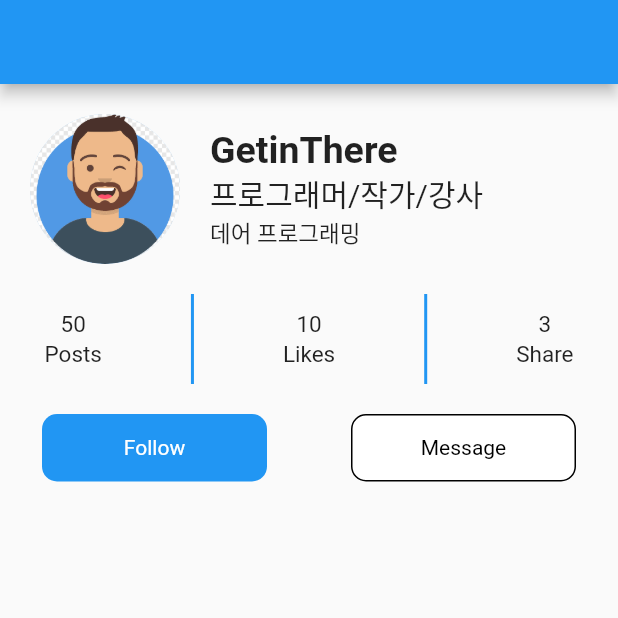
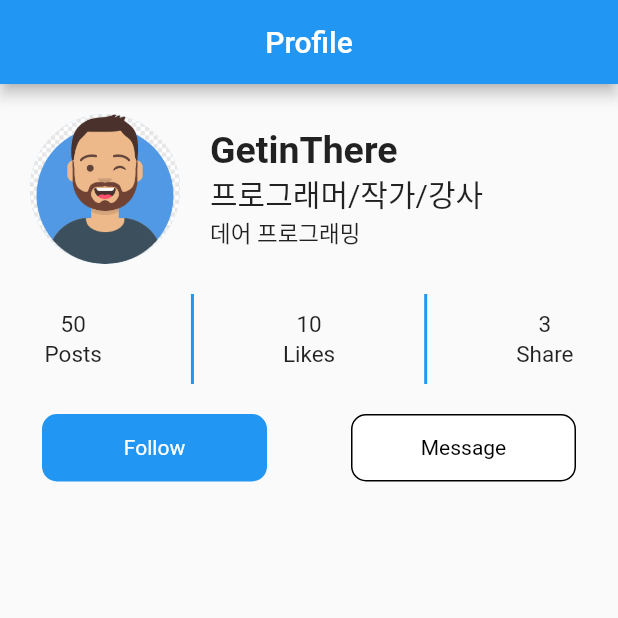
Before and after one commit to whitetigerlouis/Flutter, a Flutter app: the screen it shows after launch, on a phone screen of 412 x 824 dp, the top half of it. Run offline on Flutter 3.47's test engine with Material 2 defaults, Android fonts, the phone set to English and light mode, and no system bars.

Commit message:
Update main.dart

```diff
--- a/Flutter_UI/06_flutter_profile/lib/main.dart
+++ b/Flutter_UI/06_flutter_profile/lib/main.dart
@@ -14,6 +14,7 @@ class MyApp extends StatelessWidget {
   @override
   Widget build(BuildContext context) {
     return MaterialApp(
+      debugShowCheckedModeBanner: false,
       theme: theme(),
       home: ProfilePage(),
     );
@@ -41,7 +42,11 @@ class ProfilePage extends StatelessWidget {
     );
   }
 
-  AppBar _buildProfileAppBar(){
-    return AppBar();
+  AppBar _buildProfileAppBar() {
+    return AppBar(
+      leading: Icon(Icons.arrow_back_ios),
+      title: Text("Profile"),
+      centerTitle: true,
+    );
   }
 }
```
